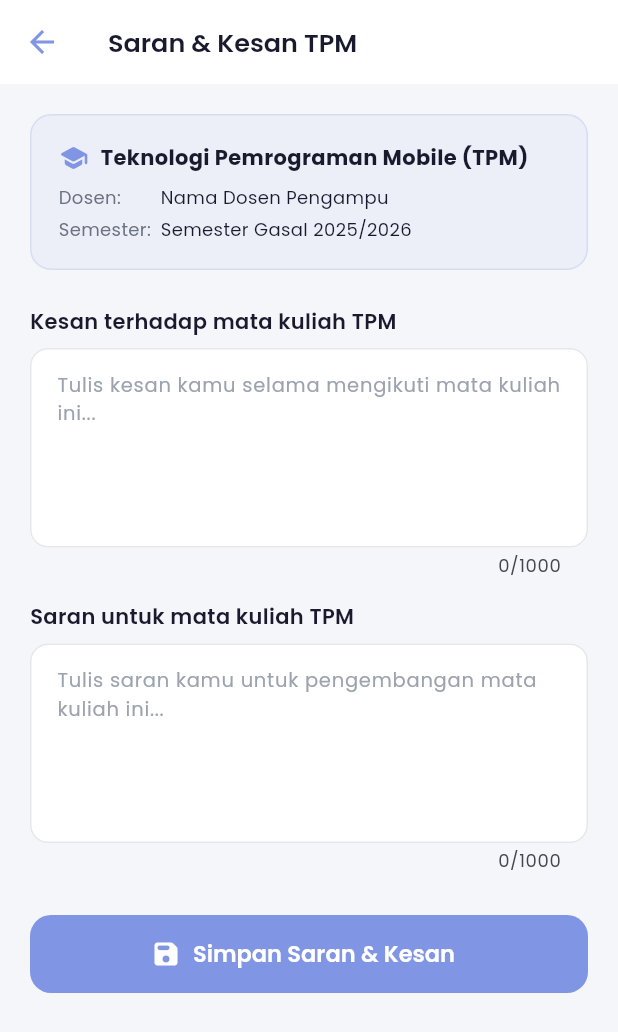
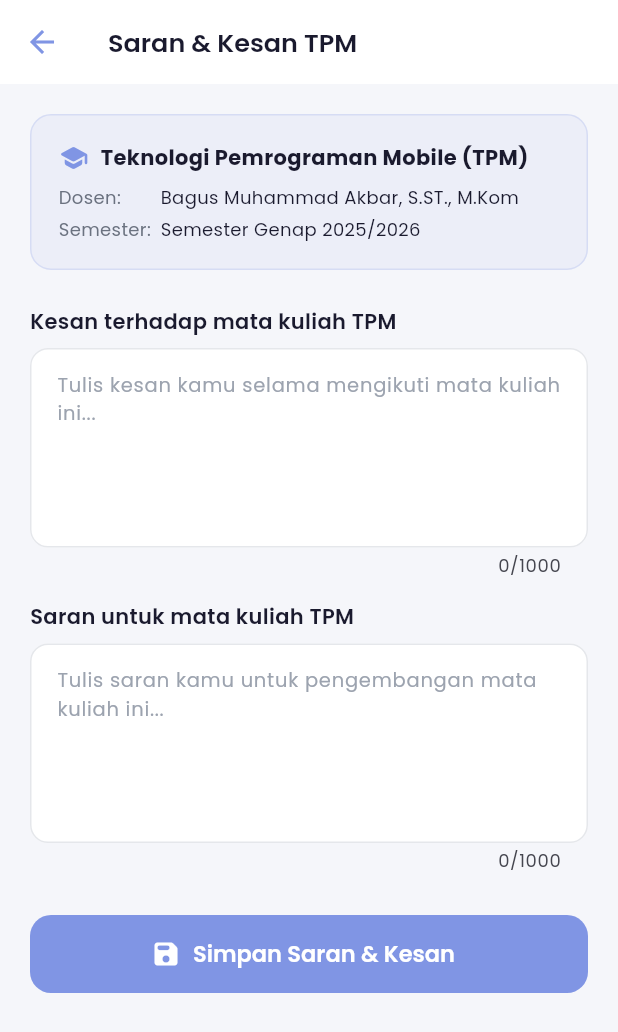
Before and after one commit to Maan-py/Kostify, a Flutter app: the SaranKesanScreen screen opened by its route, on a phone screen of 412 x 824 dp. Shown: the top 1032 px of the screen. Run offline on Flutter 3.47's test engine with Material 3 defaults, Android fonts, the phone set to English and light mode, and no system bars; our stand-ins replace connectivity_plus, flutter_dotenv, flutter_image_compress, flutter_local_notifications, flutter_secure_storage, geolocator and 7 more; missing offline and left inert: google_mlkit_text_recognition; accounts and stored records are empty.

Commit message:
update nama pak bagus dan semester

```diff
--- a/lib/views/shared/saran_kesan_screen.dart
+++ b/lib/views/shared/saran_kesan_screen.dart
@@ -26,8 +26,8 @@ class _SaranKesanScreenState extends State<SaranKesanScreen> {
 
   // Data hardcoded mata kuliah TPM
   static const _mataKuliah = 'Teknologi Pemrograman Mobile (TPM)';
-  static const _dosen = 'Nama Dosen Pengampu'; // Ganti sesuai dosen asli
-  static const _semester = 'Semester Gasal 2025/2026';
+  static const _dosen = 'Bagus Muhammad Akbar, S.ST., M.Kom'; // Ganti sesuai dosen asli
+  static const _semester = 'Semester Genap 2025/2026';
 
   @override
   void initState() {
--- a/pubspec.yaml
+++ b/pubspec.yaml
@@ -71,7 +71,7 @@ dev_dependencies:
 flutter:
   uses-material-design: true
   assets:
-    - .env
+    # - .env
     - assets/images/
     - assets/icons/
 
```
